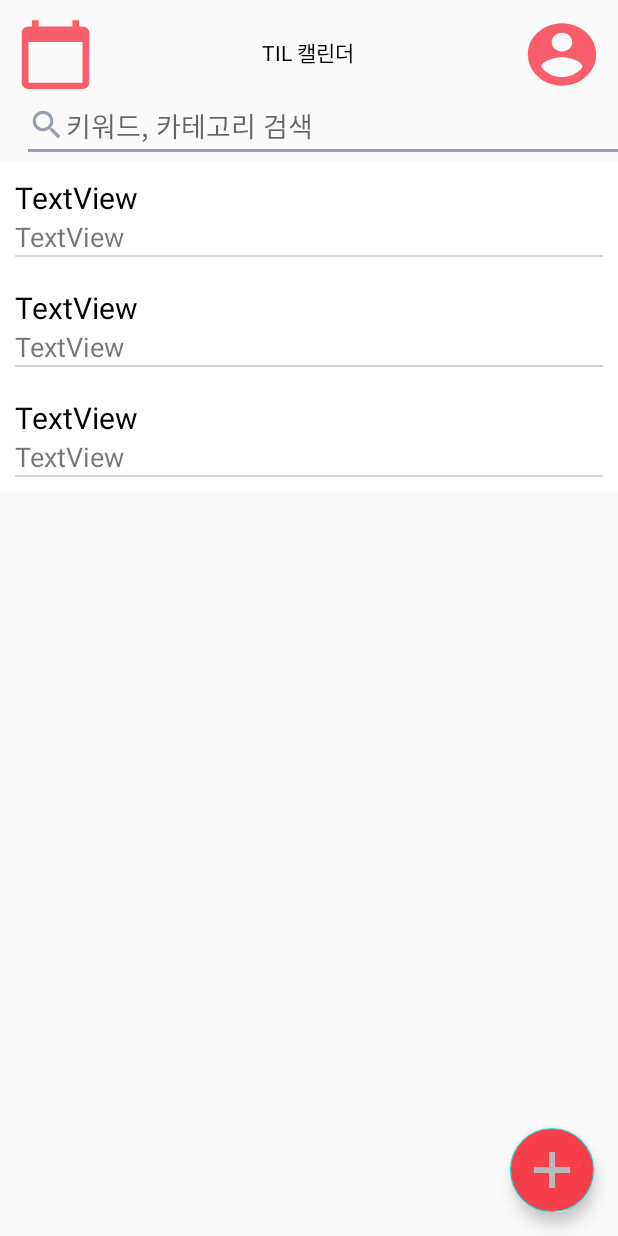
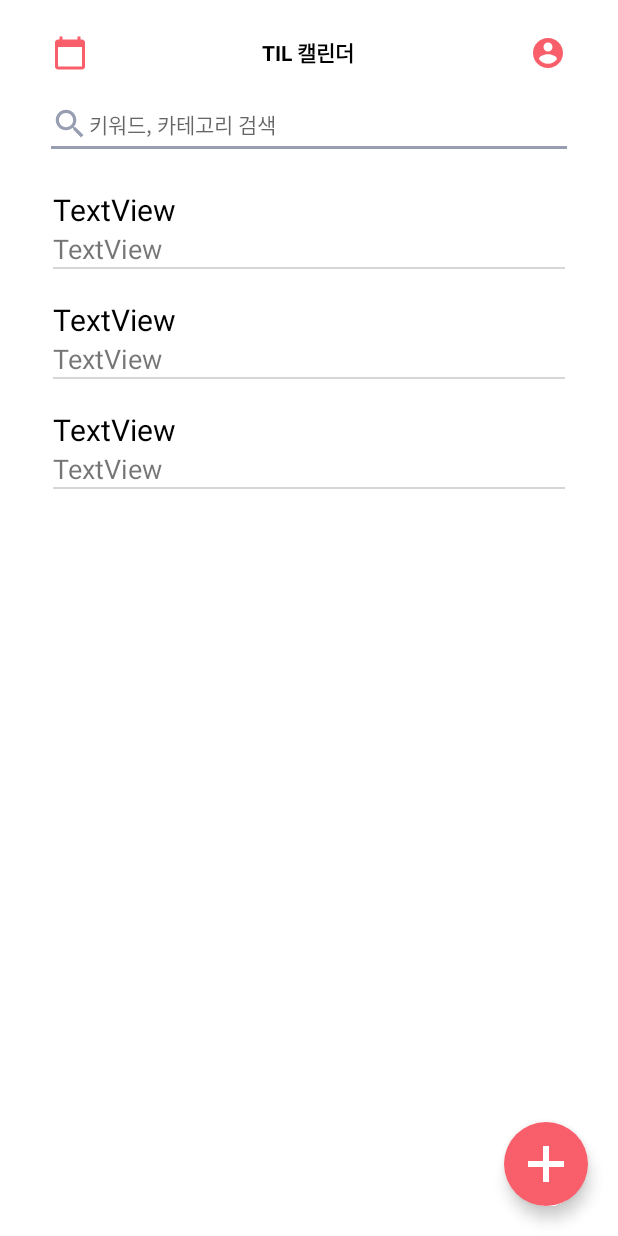
Before and after one commit to GDSC-KNU/TIL-Frontend, an Android app: the layout list.xml on its own in the app's theme, with its tools: preview values and no code run, on a phone screen of 412 x 824 dp. Run offline under Robolectric (Android 15) with nearby library versions, the phone set to English and light mode, and no system bars.

Commit message:
[Feat] 메인 화면 (리스트) 레이아웃 수정 및 플로팅 버튼 수정 (#7)

```diff
--- a/app/src/main/res/layout/activity_main.xml
+++ b/app/src/main/res/layout/activity_main.xml
@@ -4,6 +4,7 @@
     android:layout_width="match_parent"
     android:layout_height="match_parent"
     android:layout_weight="1"
+    android:background="#FFFFFF"
     android:orientation="vertical">
 
     <ImageView
--- a/app/src/main/res/layout/calendar.xml
+++ b/app/src/main/res/layout/calendar.xml
@@ -4,6 +4,7 @@
     xmlns:tools="http://schemas.android.com/tools"
     android:layout_width="match_parent"
     android:layout_height="match_parent"
+    android:background="#FFFFFF"
     xmlns:app="http://schemas.android.com/apk/res-auto">
 
     <LinearLayout
@@ -17,7 +18,7 @@
 
             <ImageButton
                 android:id="@+id/changeto"
-                android:layout_width="52dp"
+                android:layout_width="50dp"
                 android:layout_height="match_parent"
                 android:layout_marginLeft="10dp"
                 android:layout_marginTop="10dp"
@@ -96,10 +97,12 @@
         android:layout_width="wrap_content"
         android:layout_height="wrap_content"
         android:layout_gravity="bottom|right"
-        android:backgroundTint="#F83E4B"
+        android:backgroundTint="@color/colorMain"
         android:clickable="true"
-        android:layout_margin="16dp"
+        android:layout_margin="20dp"
         android:src="@drawable/plus"
+        android:tint="#FFFFFF"
+        app:borderWidth="0dp"
         app:fabSize="auto" />
 
 </FrameLayout>
--- a/app/src/main/res/layout/list.xml
+++ b/app/src/main/res/layout/list.xml
@@ -4,6 +4,7 @@
     xmlns:tools="http://schemas.android.com/tools"
     android:layout_width="match_parent"
     android:layout_height="match_parent"
+    android:background="#FFFFFF"
     xmlns:app="http://schemas.android.com/apk/res-auto">
 
     <LinearLayout
@@ -16,7 +17,7 @@
             android:layout_height="wrap_content"
             android:orientation="horizontal">
 
-            <Button
+            <ImageButton
                 android:id="@+id/changetoc"
                 android:layout_width="50dp"
                 android:layout_height="50dp"
@@ -24,18 +25,21 @@
                 android:gravity="left"
                 android:layout_marginTop="10dp"
                 android:layout_marginLeft="10dp"
-                android:background="@drawable/calendar_icon" />
+                android:src="@drawable/calendar_icon"
+                android:background="@null"/>
 
             <TextView
                 android:layout_width="wrap_content"
                 android:layout_height="match_parent"
+                android:layout_marginTop="10dp"
+                android:layout_weight="8"
                 android:gravity="center"
-                android:layout_marginTop="10dp"
-                android:layout_weight="50"
+                android:text="TIL 캘린더"
                 android:textColor="#000000"
-                android:text="TIL 캘린더" />
+                android:textSize="14dp"
+                android:textStyle="bold" />
 
-            <Button
+            <ImageButton
                 android:id="@+id/mypage"
                 android:layout_width="50dp"
                 android:layout_height="50dp"
@@ -43,27 +47,32 @@
                 android:layout_marginTop="10dp"
                 android:layout_weight="1"
                 android:layout_marginRight="10dp"
-                android:background="@drawable/account" />
+                android:src="@drawable/account"
+                android:background="@null"/>
         </LinearLayout>
 
         <EditText
             android:id="@+id/list_search"
-            android:layout_marginLeft="10dp"
-            android:drawableLeft="@drawable/search_icon"
-            android:layout_width="wrap_content"
+            android:layout_width="match_parent"
             android:layout_height="wrap_content"
             android:layout_gravity="center"
+            android:layout_marginLeft="30dp"
+            android:layout_marginRight="30dp"
+            android:drawableLeft="@drawable/search_icon"
             android:ems="20"
-            android:hint="키워드, 카테고리 검색"/>
+            android:hint="키워드, 카테고리 검색"
+            android:textSize="14dp" />
 
         <android.support.v7.widget.RecyclerView
             android:id="@+id/recycleView"
             android:layout_width="match_parent"
             android:layout_height="match_parent"
+            android:layout_marginLeft="25dp"
+            android:layout_marginTop="10dp"
+            android:layout_marginRight="25dp"
             android:background="#FFFFFF"
             app:layoutManager="android.support.v7.widget.LinearLayoutManager"
-            tools:listitem="@layout/item_recycle"
-            />
+            tools:listitem="@layout/item_recycle" />
 
     </LinearLayout>
 
@@ -72,10 +81,12 @@
         android:layout_width="wrap_content"
         android:layout_height="wrap_content"
         android:layout_gravity="bottom|right"
-        android:backgroundTint="#F83E4B"
+        android:backgroundTint="@color/colorMain"
         android:clickable="true"
-        android:layout_margin="16dp"
+        android:layout_margin="20dp"
         android:src="@drawable/plus"
+        android:tint="#FFFFFF"
+        app:borderWidth="0dp"
         app:fabSize="auto" />
 
 
--- a/app/src/main/res/layout/sign_up.xml
+++ b/app/src/main/res/layout/sign_up.xml
@@ -5,6 +5,7 @@
     android:layout_width="match_parent"
     android:layout_height="match_parent"
     android:orientation="vertical"
+    android:background="#FFFFFF"
     tools:context=".SignUpFunc">
 
 
```
